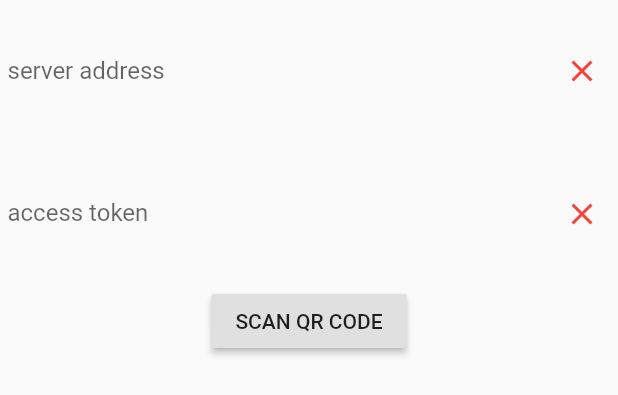
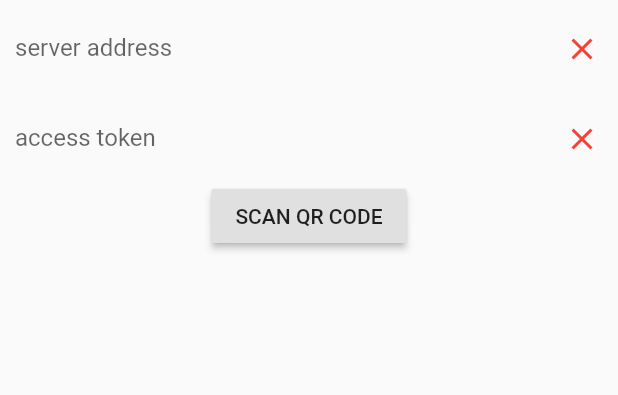
Before and after one commit to e154/smart-home-app, a Flutter app: the SettingsForm widget shown alone on an empty page, opened directly, on a phone screen of 412 x 824 dp. Shown: the top 395 px of the screen. Run offline on Flutter 3.47's test engine with Material 2 defaults, Android fonts, the phone set to English and light mode, and no system bars; our stand-ins replace bloc, equatable, flutter_bloc, sqflite; missing offline and left inert: barcode_scan; accounts and stored records are empty.

Commit message:
first commit

```diff
--- a/lib/pages/settings/settings_bloc.dart
+++ b/lib/pages/settings/settings_bloc.dart
@@ -37,13 +37,13 @@ class SettingsBloc extends Bloc<SettingsEvent, SettingsState> {
       if (event.settings.serverAddress != "") {
         bool result = await repository.gate
             .checkServerConnection(event.settings.serverAddress);
-        yield SettingsValidateInfo(field: "serverAddress", status: result);
+        yield SettingsValidateAddressValid(status: result);
 
         // check access token
         if (event.settings.accessToken != "") {
-          result = await repository.gate.checkServerToken(
+          bool result = await repository.gate.checkServerToken(
               event.settings.serverAddress, event.settings.accessToken);
-          yield SettingsValidateInfo(field: "accessToken", status: result);
+          yield SettingsValidateAccessTokenValid(status: result);
         }
       }
     }
--- a/lib/pages/settings/settings_form.dart
+++ b/lib/pages/settings/settings_form.dart
@@ -65,14 +65,11 @@ class _SettingsFormState extends State<SettingsForm> {
             ),
           );
         }
-        if (state is SettingsValidateInfo) {
-          switch (state.field) {
-            case "serverAddress":
-              _serverAddressValid = state.status;
-              break;
-            case "accessToken":
-              _accessTokenValid = state.status;
-          }
+        if (state is SettingsValidateAddressValid) {
+          _serverAddressValid = state.status;
+        }
+        if (state is SettingsValidateAccessTokenValid) {
+          _accessTokenValid = state.status;
         }
       },
       child: BlocBuilder<SettingsBloc, SettingsState>(
@@ -109,7 +106,7 @@ class _SettingsFormState extends State<SettingsForm> {
                           ),
                     border: InputBorder.none,
                     contentPadding: const EdgeInsets.only(
-                        top: 30.0, right: 30.0, bottom: 30.0, left: 5.0),
+                        top: 20.0, right: 30.0, bottom: 10.0, left: 10.0),
                   ),
                   controller: _serverAddress,
                 ),
@@ -133,7 +130,7 @@ class _SettingsFormState extends State<SettingsForm> {
                           ),
                     border: InputBorder.none,
                     contentPadding: const EdgeInsets.only(
-                        top: 30.0, right: 30.0, bottom: 30.0, left: 5.0),
+                        top: 10.0, right: 30.0, bottom: 10.0, left: 10.0),
                   ),
                   controller: _accessToken,
                 ),
--- a/lib/pages/settings/settings_state.dart
+++ b/lib/pages/settings/settings_state.dart
@@ -43,12 +43,20 @@ class SettingsShowSnackbar extends SettingsState {
   String toString() => 'SettingsShowSnackbar';
 }
 
-class SettingsValidateInfo extends SettingsState {
-  final String field;
+class SettingsValidateAddressValid extends SettingsState {
   final bool status;
 
-  SettingsValidateInfo({@required this.field, @required this.status});
+  SettingsValidateAddressValid({@required this.status});
 
   @override
-  String toString() => 'SettingsValidateInfo';
+  String toString() => 'SettingsValidateAddressValid';
 }
+
+class SettingsValidateAccessTokenValid extends SettingsState {
+  final bool status;
+
+  SettingsValidateAccessTokenValid({@required this.status});
+
+  @override
+  String toString() => 'SettingsValidateAccessTokenValid';
+}
```
Also changed, not shown: lib/repositories/gate_repository.dart (+9 -5 lines).
